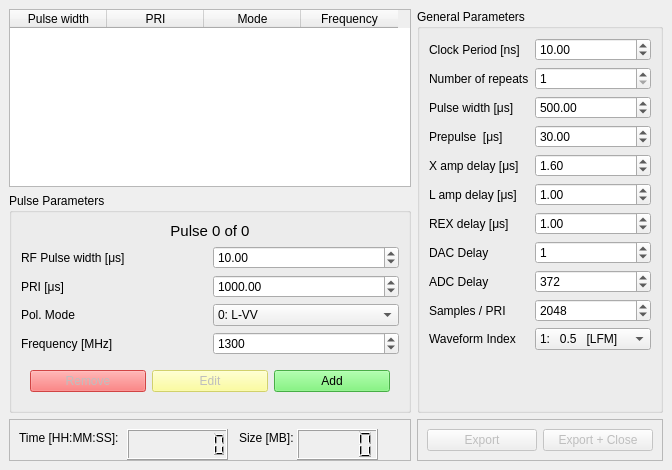
The window that creator_gui.ui (nextrad/tcu_software) describes before a commit, drawn with Qt 5.
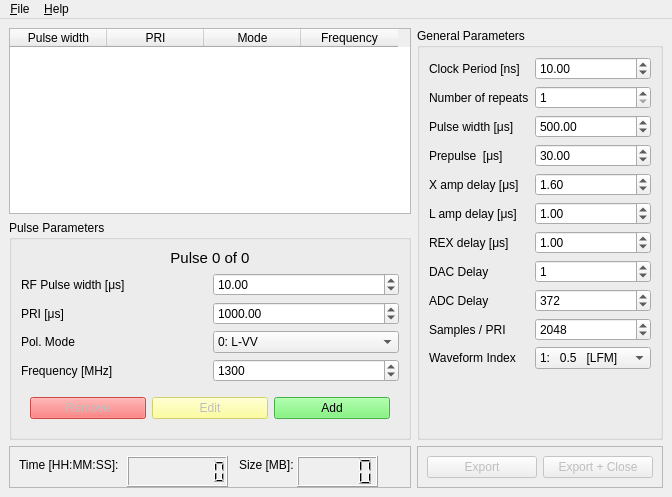
The same window after the commit.

Commit message: start of menu bar actions

The edit to the form file:
```diff
--- a/creator_gui.ui
+++ b/creator_gui.ui
@@ -7,7 +7,7 @@
     <x>0</x>
     <y>0</y>
     <width>672</width>
-    <height>470</height>
+    <height>497</height>
    </rect>
   </property>
   <property name="windowTitle">
@@ -592,11 +592,34 @@
     </item>
    </layout>
   </widget>
-  <action name="actionOpen">
-   <property name="text">
-    <string>Open...</string>
+  <widget class="QMenuBar" name="menuBar">
+   <property name="geometry">
+    <rect>
+     <x>0</x>
+     <y>0</y>
+     <width>672</width>
+     <height>27</height>
+    </rect>
    </property>
-  </action>
+   <widget class="QMenu" name="menuFile">
+    <property name="title">
+     <string>&amp;File</string>
+    </property>
+    <addaction name="actionOpen"/>
+    <addaction name="actionExport"/>
+    <addaction name="separator"/>
+    <addaction name="actionQuit"/>
+   </widget>
+   <widget class="QMenu" name="menuAbout">
+    <property name="title">
+     <string>&amp;Help</string>
+    </property>
+    <addaction name="actionInstructions"/>
+    <addaction name="actionAbout"/>
+   </widget>
+   <addaction name="menuFile"/>
+   <addaction name="menuAbout"/>
+  </widget>
   <action name="actionQuit">
    <property name="text">
     <string>Quit</string>
```
Left out of the diff: 16 changed lines with no effect on the pictures. The commit also changes 2 other files.
